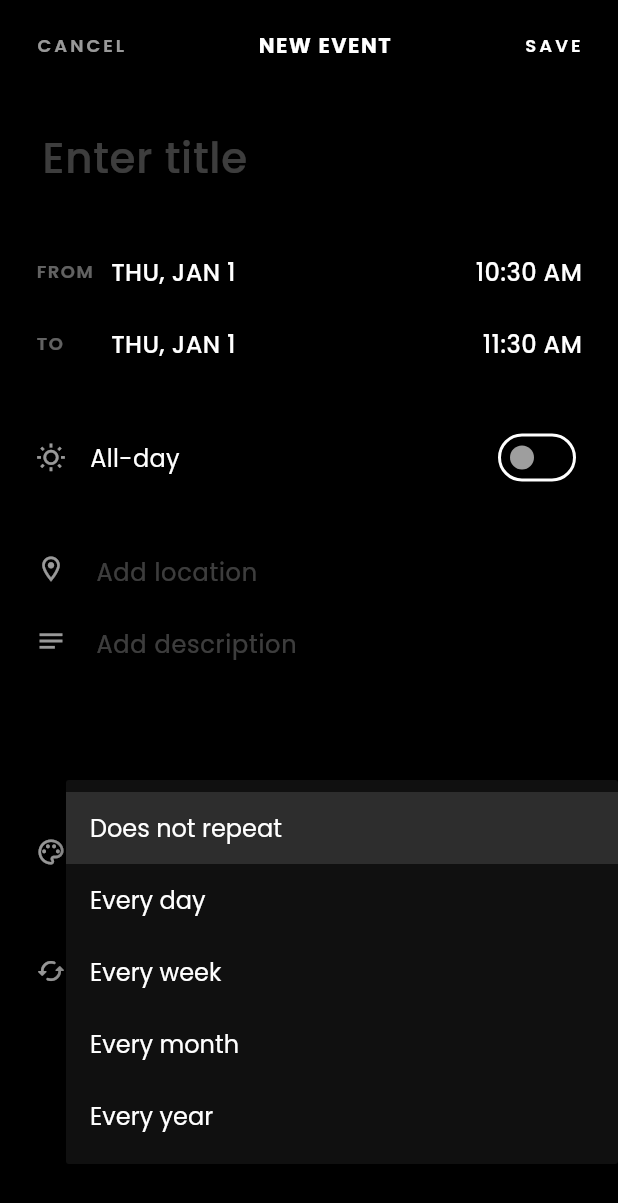
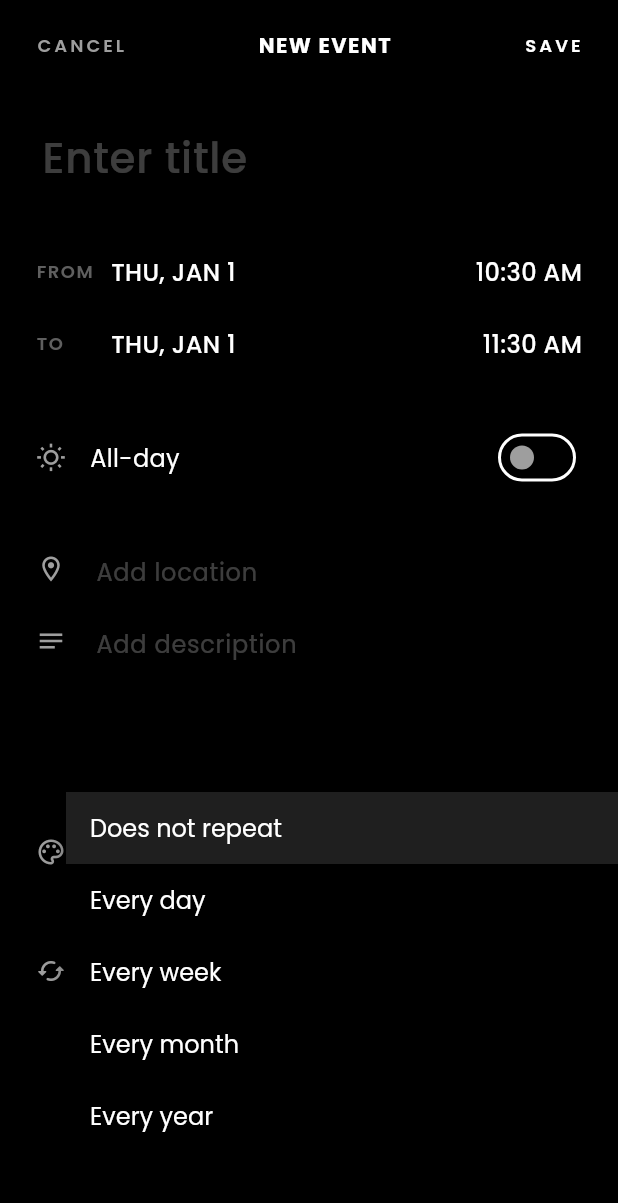
Before and after one commit to workbhaveshpandey-create/kreo-calendar, a Flutter app: the CalendarHomeScreen screen opened directly, item 3 of the bottom bar chosen, after a tap on "Does not repeat", on a phone screen of 412 x 824 dp. Shown: the top 1203 px of the screen. Run offline on Flutter 3.47's test engine with Material 3 defaults, Android fonts, the light colour scheme and no system bars; our stand-ins replace cloud_firestore, equatable, firebase_auth, firebase_core, flutter_animate, flutter_bloc and 9 more; accounts and stored records are empty.

Commit message:
v1.1.5: Fix AI Service, Event Editor Theme & Calendar Scroll

```diff
--- a/lib/core/constants/app_config.dart
+++ b/lib/core/constants/app_config.dart
@@ -3,9 +3,6 @@ import 'package:flutter_dotenv/flutter_dotenv.dart';
 /// App Configuration
 /// Store sensitive keys securely - in production, use environment variables
 class AppConfig {
-  // OpenRouter API Key
-  static String get openRouterApiKey => dotenv.env['OPENROUTER_API_KEY'] ?? '';
-
   // AI Model to use (free tier compatible)
   static const String aiModel = 'google/gemma-3-4b-it:free';
 
--- a/lib/features/calendar/presentation/widgets/ai_assistant_widget.dart
+++ b/lib/features/calendar/presentation/widgets/ai_assistant_widget.dart
@@ -26,7 +26,7 @@ class AIQuickAddWidget extends StatefulWidget {
 
 class _AIQuickAddWidgetState extends State<AIQuickAddWidget> {
   final TextEditingController _controller = TextEditingController();
-  final AIService _aiService = AIService(apiKey: AppConfig.openRouterApiKey);
+  final AIService _aiService = AIService();
   final Uuid _uuid = const Uuid();
 
   bool _isLoading = false;
@@ -280,7 +280,7 @@ class AIAssistantPanel extends StatefulWidget {
 class _AIAssistantPanelState extends State<AIAssistantPanel> {
   final TextEditingController _controller = TextEditingController();
   final ScrollController _scrollController = ScrollController();
-  final AIService _aiService = AIService(apiKey: AppConfig.openRouterApiKey);
+  final AIService _aiService = AIService();
 
   final List<ChatMessage> _messages = [];
   bool _isLoading = false;
--- a/lib/features/calendar/presentation/widgets/event_editor_sheet.dart
+++ b/lib/features/calendar/presentation/widgets/event_editor_sheet.dart
@@ -80,8 +80,9 @@ class _EventEditorSheetState extends State<EventEditorSheet> {
 
   @override
   Widget build(BuildContext context) {
-    const backgroundColor = Colors.black;
-    const textColor = Colors.white;
+    final theme = Theme.of(context);
+    final backgroundColor = theme.scaffoldBackgroundColor;
+    final textColor = theme.colorScheme.onSurface;
 
     return Scaffold(
       backgroundColor: backgroundColor,
@@ -99,7 +100,7 @@ class _EventEditorSheetState extends State<EventEditorSheet> {
                     child: Text(
                       'CANCEL',
                       style: GoogleFonts.poppins(
-                        color: Colors.white60,
+                        color: theme.colorScheme.onSurfaceVariant,
                         letterSpacing: 2.0,
                         fontSize: 12,
                         fontWeight: FontWeight.w600,
@@ -154,7 +155,9 @@ class _EventEditorSheetState extends State<EventEditorSheet> {
                           hintStyle: GoogleFonts.poppins(
                             fontSize: 28,
                             fontWeight: FontWeight.w500,
-                            color: Colors.white24,
+                            color: theme.colorScheme.onSurface.withOpacity(
+                              0.24,
+                            ),
                           ),
                           border: InputBorder.none,
                           contentPadding: EdgeInsets.zero,
@@ -174,7 +177,7 @@ class _EventEditorSheetState extends State<EventEditorSheet> {
                         children: [
                           Icon(
                             Icons.wb_sunny_outlined,
-                            color: Colors.white60,
+                            color: theme.colorScheme.onSurfaceVariant,
                             size: 20,
                           ),
                           const SizedBox(width: 16),
@@ -189,10 +192,11 @@ class _EventEditorSheetState extends State<EventEditorSheet> {
                           Switch.adaptive(
                             value: _isAllDay,
                             onChanged: (val) => setState(() => _isAllDay = val),
-                            activeColor: Colors.white,
-                            activeTrackColor: Colors.white24,
+                            activeColor: theme.colorScheme.onSurface,
+                            activeTrackColor: theme.colorScheme.onSurface
+                                .withOpacity(0.24),
                             inactiveThumbColor: Colors.grey,
-                            inactiveTrackColor: Colors.black,
+                            inactiveTrackColor: theme.colorScheme.surface,
                           ),
                         ],
                       ),
@@ -303,7 +307,9 @@ class _EventEditorSheetState extends State<EventEditorSheet> {
           child: Text(
             label,
             style: GoogleFonts.poppins(
-              color: Colors.white38,
+              color: Theme.of(
+                context,
+              ).colorScheme.onSurfaceVariant.withOpacity(0.6),
               fontSize: 12,
               fontWeight: FontWeight.w600,
               letterSpacing: 1.0,
@@ -316,7 +322,7 @@ class _EventEditorSheetState extends State<EventEditorSheet> {
             child: Text(
               date,
               style: GoogleFonts.poppins(
-                color: Colors.white,
+                color: Theme.of(context).colorScheme.onSurface,
                 fontSize: 16,
                 fontWeight: FontWeight.w500,
               ),
@@ -329,7 +335,7 @@ class _EventEditorSheetState extends State<EventEditorSheet> {
             child: Text(
               time,
               style: GoogleFonts.poppins(
-                color: Colors.white,
+                color: Theme.of(context).colorScheme.onSurface,
                 fontSize: 16,
                 fontWeight: FontWeight.w500,
               ),
@@ -348,21 +354,32 @@ class _EventEditorSheetState extends State<EventEditorSheet> {
     return Row(
       crossAxisAlignment: CrossAxisAlignment.start,
       children: [
-        Icon(icon, color: Colors.white60, size: 20),
+        Icon(
+          icon,
+          color: Theme.of(context).colorScheme.onSurfaceVariant,
+          size: 20,
+        ),
         const SizedBox(width: 16),
         Expanded(
           child: TextFormField(
             controller: controller,
             maxLines: maxLines,
-            style: GoogleFonts.poppins(color: Colors.white, fontSize: 16),
+            style: GoogleFonts.poppins(
+              color: Theme.of(context).colorScheme.onSurface,
+              fontSize: 16,
+            ),
             decoration: InputDecoration(
               hintText: hint,
-              hintStyle: GoogleFonts.poppins(color: Colors.white24),
+              hintStyle: GoogleFonts.poppins(
+                color: Theme.of(
+                  context,
+                ).colorScheme.onSurface.withOpacity(0.24),
+              ),
               border: InputBorder.none,
               contentPadding: EdgeInsets.zero,
               isDense: true,
             ),
-            cursorColor: Colors.white,
+            cursorColor: Theme.of(context).colorScheme.onSurface,
           ),
         ),
       ],
@@ -372,7 +389,11 @@ class _EventEditorSheetState extends State<EventEditorSheet> {
   Widget _buildMinimalColorPicker() {
     return Row(
       children: [
-        Icon(Icons.palette_outlined, color: Colors.white60, size: 20),
+        Icon(
+          Icons.palette_outlined,
+          color: Theme.of(context).colorScheme.onSurfaceVariant,
+          size: 20,
+        ),
         const SizedBox(width: 16),
         Expanded(
           child: SizedBox(
@@ -394,7 +415,10 @@ class _EventEditorSheetState extends State<EventEditorSheet> {
                       color: color,
                       shape: BoxShape.circle,
                       border: isSelected
-                          ? Border.all(color: Colors.white, width: 2)
+                          ? Border.all(
+                              color: Theme.of(context).colorScheme.onSurface,
+                              width: 2,
+                            )
                           : null,
                       boxShadow: isSelected
                           ? [
@@ -418,19 +442,26 @@ class _EventEditorSheetState extends State<EventEditorSheet> {
   Widget _buildMinimalRecurrence() {
     return Row(
       children: [
-        Icon(Icons.cached_rounded, color: Colors.white60, size: 20),
+        Icon(
+          Icons.cached_rounded,
+          color: Theme.of(context).colorScheme.onSurfaceVariant,
+          size: 20,
+        ),
         const SizedBox(width: 16),
         Expanded(
           child: DropdownButtonHideUnderline(
             child: DropdownButton<RecurrenceType>(
               value: _recurrence,
-              dropdownColor: const Color(0xFF101010),
-              icon: const Icon(
+              dropdownColor: Theme.of(context).cardColor,
+              icon: Icon(
                 Icons.keyboard_arrow_down,
-                color: Colors.white24,
+                color: Theme.of(context).colorScheme.onSurfaceVariant,
               ),
               isExpanded: true,
-              style: GoogleFonts.poppins(color: Colors.white, fontSize: 16),
+              style: GoogleFonts.poppins(
+                color: Theme.of(context).colorScheme.onSurface,
+                fontSize: 16,
+              ),
               onChanged: (val) {
                 if (val != null) setState(() => _recurrence = val);
               },
@@ -469,19 +500,6 @@ class _EventEditorSheetState extends State<EventEditorSheet> {
       initialDate: initialDate,
       firstDate: DateTime(2020),
       lastDate: DateTime(2030),
-      builder: (context, child) {
-        return Theme(
-          data: ThemeData.dark().copyWith(
-            colorScheme: const ColorScheme.dark(
-              primary: AppColors.primary,
-              surface: AppColors.surface,
-              onSurface: AppColors.onSurface,
-            ),
-            dialogBackgroundColor: AppColors.surface,
-          ),
-          child: child!,
-        );
-      },
     );
 
     if (picked != null) {
@@ -504,26 +522,6 @@ class _EventEditorSheetState extends State<EventEditorSheet> {
     final picked = await showTimePicker(
       context: context,
       initialTime: initialTime,
-      builder: (context, child) {
-        return Theme(
-          data: ThemeData.dark().copyWith(
-            colorScheme: const ColorScheme.dark(
-              primary: AppColors.primary,
-              surface: AppColors.surface,
-              onSurface: AppColors.onSurface,
-              secondary: AppColors.primary,
-            ),
-            timePickerTheme: TimePickerThemeData(
-              backgroundColor: AppColors.surface,
-              hourMinuteTextColor: AppColors.onSurface,
-              dayPeriodTextColor: AppColors.onSurfaceVariant,
-              dialHandColor: AppColors.primary,
-              dialBackgroundColor: AppColors.surfaceVariant,
-            ),
-          ),
-          child: child!,
-        );
-      },
     );
 
     if (picked != null) {
--- a/lib/features/calendar/presentation/widgets/voice_input_sheet.dart
+++ b/lib/features/calendar/presentation/widgets/voice_input_sheet.dart
@@ -25,7 +25,7 @@ class VoiceInputSheet extends StatefulWidget {
 class _VoiceInputSheetState extends State<VoiceInputSheet>
     with SingleTickerProviderStateMixin {
   final TextEditingController _textController = TextEditingController();
-  final AIService _aiService = AIService(apiKey: AppConfig.openRouterApiKey);
+  final AIService _aiService = AIService();
   final _uuid = const Uuid();
 
   bool _isListening = false;
--- a/pubspec.yaml
+++ b/pubspec.yaml
@@ -1,7 +1,7 @@
 name: kreo_calendar
 description: "Kreo Calendar - A premium cross-platform calendar app with Firebase sync"
 publish_to: 'none'
-version: 1.1.4+14
+version: 1.1.5+15
 
 environment:
   sdk: ^3.10.4
```
Also changed, not shown: lib/features/calendar/presentation/views/calendar_home_screen.dart (+13 -2 lines), lib/features/settings/presentation/views/settings_screen.dart (+20 -6 lines), lib/shared/services/ai_service.dart (+15 -18 lines).
